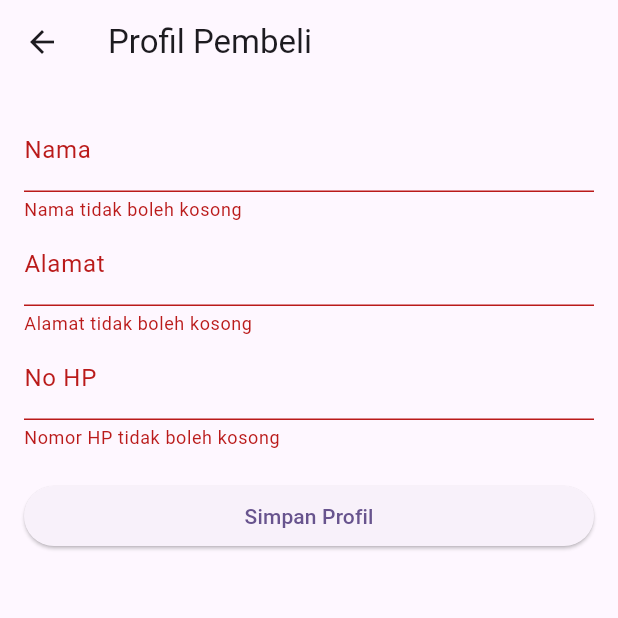
After one commit to priboen/canary_farm, a Flutter app: the BuyerProfilePage screen opened directly, after a tap on "Simpan Profil", on a phone screen of 412 x 824 dp, the top half of it. The commit adds this screen. Run offline on Flutter 3.47's test engine with Material 3 defaults, Android fonts, the light colour scheme and no system bars; our stand-ins replace bloc, dartz, flutter_bloc, flutter_secure_storage; accounts and stored records are empty; network calls fail.

Commit message:
profile buyer

```diff
--- a/lib/data/models/request/buyer/buyer_profile_request_model.dart
+++ b/lib/data/models/request/buyer/buyer_profile_request_model.dart
@@ -7,35 +7,37 @@ class BuyerProfileRequestModel {
   final String? phone;
   final String? photo;
 
-  BuyerProfileRequestModel({
-    required this.name,
-    required this.address,
-    required this.phone,
-    required this.photo,
-  });
+  BuyerProfileRequestModel({this.name, this.address, this.phone, this.photo});
 
-  Map<String, dynamic> toMap() {
-    return <String, dynamic>{
-      'name': name,
-      'address': address,
-      'phone': phone,
-      'photo': photo,
-    };
-  }
-
-  factory BuyerProfileRequestModel.fromMap(Map<String, dynamic> map) {
+  BuyerProfileRequestModel copyWith({
+    String? name,
+    String? address,
+    String? phone,
+    String? photo,
+  }) {
     return BuyerProfileRequestModel(
-      name: map['name'] != null ? map['name'] as String : null,
-      address: map['address'] != null ? map['address'] as String : null,
-      phone: map['phone'] != null ? map['phone'] as String : null,
-      photo: map['photo'] != null ? map['photo'] as String : null,
+      name: name ?? this.name,
+      address: address ?? this.address,
+      phone: phone ?? this.phone,
+      photo: photo ?? this.photo,
     );
   }
 
-  String toJson() => json.encode(toMap());
+  factory BuyerProfileRequestModel.fromRawJson(String str) =>
+      BuyerProfileRequestModel.fromJson(json.decode(str));
 
-  factory BuyerProfileRequestModel.fromJson(String source) =>
-      BuyerProfileRequestModel.fromMap(
-        json.decode(source) as Map<String, dynamic>,
+  String toRawJson() => json.encode(toJson());
+  factory BuyerProfileRequestModel.fromJson(Map<String, dynamic> json) =>
+      BuyerProfileRequestModel(
+        name: json["name"],
+        address: json["address"],
+        phone: json["phone"],
+        photo: json["photo"],
       );
+  Map<String, dynamic> toJson() => {
+    "name": name,
+    "address": address,
+    "phone": phone,
+    "photo": photo,
+  };
 }
--- /dev/null
+++ b/lib/data/repository/profile_buyer_repository.dart
@@ -0,0 +1,55 @@
+import 'dart:convert';
+
+import 'package:canary_farm/data/models/request/buyer/buyer_profile_request_model.dart';
+import 'package:canary_farm/data/models/response/buyer/buyer_profile_response_model.dart';
+import 'package:canary_farm/services/service_http_client.dart';
+import 'package:dartz/dartz.dart';
+
+class ProfileBuyerRepository {
+  final ServiceHttpClient _serviceHttpClient;
+  ProfileBuyerRepository(this._serviceHttpClient);
+
+  Future<Either<String, BuyerProfileResponseModel>> addProfileBuyer(
+    BuyerProfileRequestModel requestModel,
+  ) async {
+    try {
+      final response = await _serviceHttpClient.postWihToken(
+        "buyer/profile",
+        requestModel.toJson(),
+      );
+
+      if (response.statusCode == 200) {
+        final jsonResponse = json.decode(response.body);
+        final profileResponse = BuyerProfileResponseModel.fromJson(
+          jsonResponse,
+        );
+        return Right(profileResponse);
+      } else {
+        final errorMessage = json.decode(response.body);
+        return Left(errorMessage['message'] ?? 'Unknown error occurred');
+      }
+    } catch (e) {
+      return Left("An error occurred while adding profile: $e");
+    }
+  }
+
+  Future<Either<String, BuyerProfileResponseModel>> getProfileBuyer() async {
+    try {
+      final response = await _serviceHttpClient.get("buyer/profile");
+
+      if (response.statusCode == 200) {
+        final jsonResponse = json.decode(response.body);
+        final profileResponse = BuyerProfileResponseModel.fromJson(
+          jsonResponse,
+        );
+        print("Profile Response: $profileResponse");
+        return Right(profileResponse);
+      } else {
+        final errorMessage = json.decode(response.body);
+        return Left(errorMessage['message'] ?? 'Unknown error occurred');
+      }
+    } catch (e) {
+      return Left("An error occurred while fetching profile: $e");
+    }
+  }
+}
--- a/lib/presentation/auth/login_screen.dart
+++ b/lib/presentation/auth/login_screen.dart
@@ -4,6 +4,7 @@ import 'package:canary_farm/presentation/admin/admin_main_page.dart';
 import 'package:canary_farm/presentation/auth/bloc/login/login_bloc.dart';
 import 'package:canary_farm/presentation/auth/register_screen.dart';
 import 'package:canary_farm/presentation/buyer/home/buyer_home_screen.dart';
+import 'package:canary_farm/presentation/buyer/profile/buyer_profile_screen.dart';
 import 'package:flutter/gestures.dart';
 import 'package:flutter/material.dart';
 import 'package:flutter_bloc/flutter_bloc.dart';
@@ -105,7 +106,7 @@ class _LoginScreenState extends State<LoginScreen> {
                         );
                       } else if (role == 'buyer') {
                         context.pushAndRemoveUntil(
-                          const BuyerHomeScreen(),
+                          const BuyerProfilePage(),
                           (route) => false,
                         );
                       } else {
--- /dev/null
+++ b/lib/presentation/buyer/profile/bloc/profile_buyer_bloc.dart
@@ -0,0 +1,42 @@
+import 'package:bloc/bloc.dart';
+import 'package:canary_farm/data/models/request/buyer/buyer_profile_request_model.dart';
+import 'package:canary_farm/data/models/response/buyer/buyer_profile_response_model.dart';
+import 'package:canary_farm/data/repository/profile_buyer_repository.dart';
+
+part 'profile_buyer_event.dart';
+part 'profile_buyer_state.dart';
+
+class ProfileBuyerBloc extends Bloc<ProfileBuyerEvent, ProfileBuyerState> {
+  final ProfileBuyerRepository profileBuyerRepository;
+  ProfileBuyerBloc({required this.profileBuyerRepository})
+    : super(ProfileBuyerInitial()) {
+    on<AddProfileBuyerEvent>(_addProfileBuyer);
+    on<GetProfileBuyerEvent>(_getProfileBuyer);
+  }
+
+  Future<void> _addProfileBuyer(
+    AddProfileBuyerEvent event,
+    Emitter<ProfileBuyerState> emit,
+  ) async {
+    emit(ProfileBuyerLoading());
+    final result = await profileBuyerRepository.addProfileBuyer(
+      event.requestModel,
+    );
+    result.fold(
+      (error) => emit(ProfileBuyerAddError(message: error)),
+      (profile) => emit(ProfileBuyerAdded(profile: profile)),
+    );
+  }
+
+  Future<void> _getProfileBuyer(
+    GetProfileBuyerEvent event,
+    Emitter<ProfileBuyerState> emit,
+  ) async {
+    emit(ProfileBuyerLoading());
+    final result = await profileBuyerRepository.getProfileBuyer();
+    result.fold(
+      (error) => emit(ProfileBuyerError(message: error)),
+      (profile) => emit(ProfileBuyerLoaded(profile: profile)),
+    );
+  }
+}
--- /dev/null
+++ b/lib/presentation/buyer/profile/bloc/profile_buyer_event.dart
@@ -0,0 +1,11 @@
+part of 'profile_buyer_bloc.dart';
+
+sealed class ProfileBuyerEvent {}
+
+class AddProfileBuyerEvent extends ProfileBuyerEvent {
+  final BuyerProfileRequestModel requestModel;
+
+  AddProfileBuyerEvent({required this.requestModel});
+}
+
+class GetProfileBuyerEvent extends ProfileBuyerEvent {}
--- /dev/null
+++ b/lib/presentation/buyer/profile/bloc/profile_buyer_state.dart
@@ -0,0 +1,31 @@
+part of 'profile_buyer_bloc.dart';
+
+sealed class ProfileBuyerState {}
+
+final class ProfileBuyerInitial extends ProfileBuyerState {}
+
+final class ProfileBuyerLoading extends ProfileBuyerState {}
+
+final class ProfileBuyerLoaded extends ProfileBuyerState {
+  final BuyerProfileResponseModel profile;
+
+  ProfileBuyerLoaded({required this.profile});
+}
+
+final class ProfileBuyerError extends ProfileBuyerState {
+  final String message;
+
+  ProfileBuyerError({required this.message});
+}
+
+final class ProfileBuyerAdded extends ProfileBuyerState {
+  final BuyerProfileResponseModel profile;
+
+  ProfileBuyerAdded({required this.profile});
+}
+
+final class ProfileBuyerAddError extends ProfileBuyerState {
+  final String message;
+
+  ProfileBuyerAddError({required this.message});
+}
--- /dev/null
+++ b/lib/presentation/buyer/profile/buyer_profile_screen.dart
@@ -0,0 +1,55 @@
+import 'package:canary_farm/presentation/buyer/profile/bloc/profile_buyer_bloc.dart';
+import 'package:canary_farm/presentation/buyer/profile/widget/profile_buyer_form.dart';
+import 'package:canary_farm/presentation/buyer/profile/widget/profile_view_buyer.dart';
+import 'package:flutter/material.dart';
+import 'package:flutter_bloc/flutter_bloc.dart';
+
+class BuyerProfilePage extends StatefulWidget {
+  const BuyerProfilePage({super.key});
+
+  @override
+  State<BuyerProfilePage> createState() => _BuyerProfilePageState();
+}
+
+class _BuyerProfilePageState extends State<BuyerProfilePage> {
+  @override
+  initState() {
+    super.initState();
+    // Ambil profil pembeli saat halaman dimuat
+    context.read<ProfileBuyerBloc>().add(GetProfileBuyerEvent());
+  }
+
+  @override
+  Widget build(BuildContext context) {
+    return Scaffold(
+      appBar: AppBar(title: Text("Profil Pembeli")),
+      body: BlocListener<ProfileBuyerBloc, ProfileBuyerState>(
+        listener: (context, state) {
+          if (state is ProfileBuyerAdded) {
+            // Refresh profil setelah tambah
+            context.read<ProfileBuyerBloc>().add(GetProfileBuyerEvent());
+            ScaffoldMessenger.of(context).showSnackBar(
+              SnackBar(content: Text("Profil berhasil ditambahkan")),
+            );
+          }
+        },
+        child: BlocBuilder<ProfileBuyerBloc, ProfileBuyerState>(
+          builder: (context, state) {
+            if (state is ProfileBuyerLoading) {
+              return Center(child: CircularProgressIndicator());
+            }
+
+            if (state is ProfileBuyerLoaded &&
+                state.profile.data.name.isNotEmpty) {
+              final profile = state.profile.data;
+              return ProfileViewBuyer(profile: profile);
+            }
+
+            // Default ke form jika tidak ada data atau error
+            return ProfileBuyerInputForm();
+          },
+        ),
+      ),
+    );
+  }
+}
--- /dev/null
+++ b/lib/presentation/buyer/profile/widget/profile_buyer_form.dart
@@ -0,0 +1,82 @@
+import 'package:canary_farm/data/models/request/buyer/buyer_profile_request_model.dart';
+import 'package:canary_farm/presentation/buyer/profile/bloc/profile_buyer_bloc.dart';
+import 'package:flutter/material.dart';
+import 'package:flutter_bloc/flutter_bloc.dart';
+
+class ProfileBuyerInputForm extends StatefulWidget {
+  const ProfileBuyerInputForm({super.key});
+
+  @override
+  State<ProfileBuyerInputForm> createState() => ProfileBuyerInputFormState();
+}
+
+class ProfileBuyerInputFormState extends State<ProfileBuyerInputForm> {
+  final _formKey = GlobalKey<FormState>();
+  final nameController = TextEditingController();
+  final addressController = TextEditingController();
+  final phoneController = TextEditingController();
+
+  @override
+  Widget build(BuildContext context) {
+    return BlocBuilder<ProfileBuyerBloc, ProfileBuyerState>(
+      builder: (context, state) {
+        final isLoading = state is ProfileBuyerLoading;
+
+        return Padding(
+          padding: const EdgeInsets.all(16.0),
+          child: Form(
+            key: _formKey,
+            child: ListView(
+              children: [
+                TextFormField(
+                  controller: nameController,
+                  decoration: InputDecoration(labelText: "Nama"),
+                  validator: (value) =>
+                      value!.isEmpty ? "Nama tidak boleh kosong" : null,
+                ),
+                TextFormField(
+                  controller: addressController,
+                  decoration: InputDecoration(labelText: "Alamat"),
+                  validator: (value) =>
+                      value!.isEmpty ? "Alamat tidak boleh kosong" : null,
+                ),
+                TextFormField(
+                  controller: phoneController,
+                  decoration: InputDecoration(labelText: "No HP"),
+                  validator: (value) =>
+                      value!.isEmpty ? "Nomor HP tidak boleh kosong" : null,
+                ),
+                const SizedBox(height: 20),
+                ElevatedButton(
+                  onPressed: isLoading
+                      ? null
+                      : () {
+                          if (_formKey.currentState!.validate()) {
+                            final request = BuyerProfileRequestModel(
+                              name: nameController.text,
+                              address: addressController.text,
+                              phone: phoneController.text,
+                              photo: "",
+                            );
+                            context.read<ProfileBuyerBloc>().add(
+                              AddProfileBuyerEvent(requestModel: request),
+                            );
+                          }
+                        },
+                  child: isLoading
+                      ? CircularProgressIndicator(
+                          strokeWidth: 2,
+                          valueColor: AlwaysStoppedAnimation<Color>(
+                            Colors.white,
+                          ),
+                        )
+                      : Text("Simpan Profil"),
+                ),
+              ],
+            ),
+          ),
+        );
+      },
+    );
+  }
+}
```
Also changed, not shown: lib/main.dart (+18 -4 lines), lib/presentation/buyer/profile/widget/profile_view_buyer.dart (added, +32 -0 lines), lib/presentation/pages/splashscreen.dart (+6 -5 lines), lib/data/models/response/buyer/burung_semua_tersedia_model.dart (renamed from lib/data/models/response/burung_semua_tersedia_model.dart), lib/data/models/response/buyer/buyer_profile_response_model.dart (renamed from lib/data/models/response/buyer_profile_response_model.dart).
